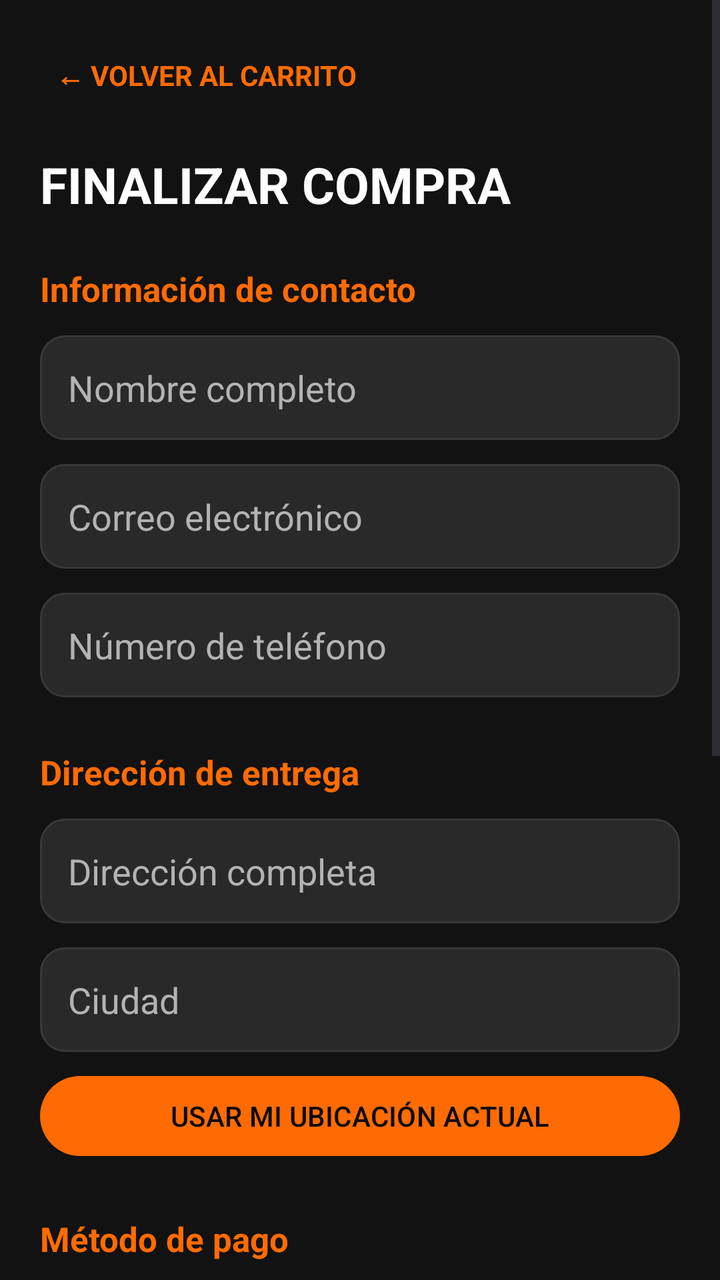
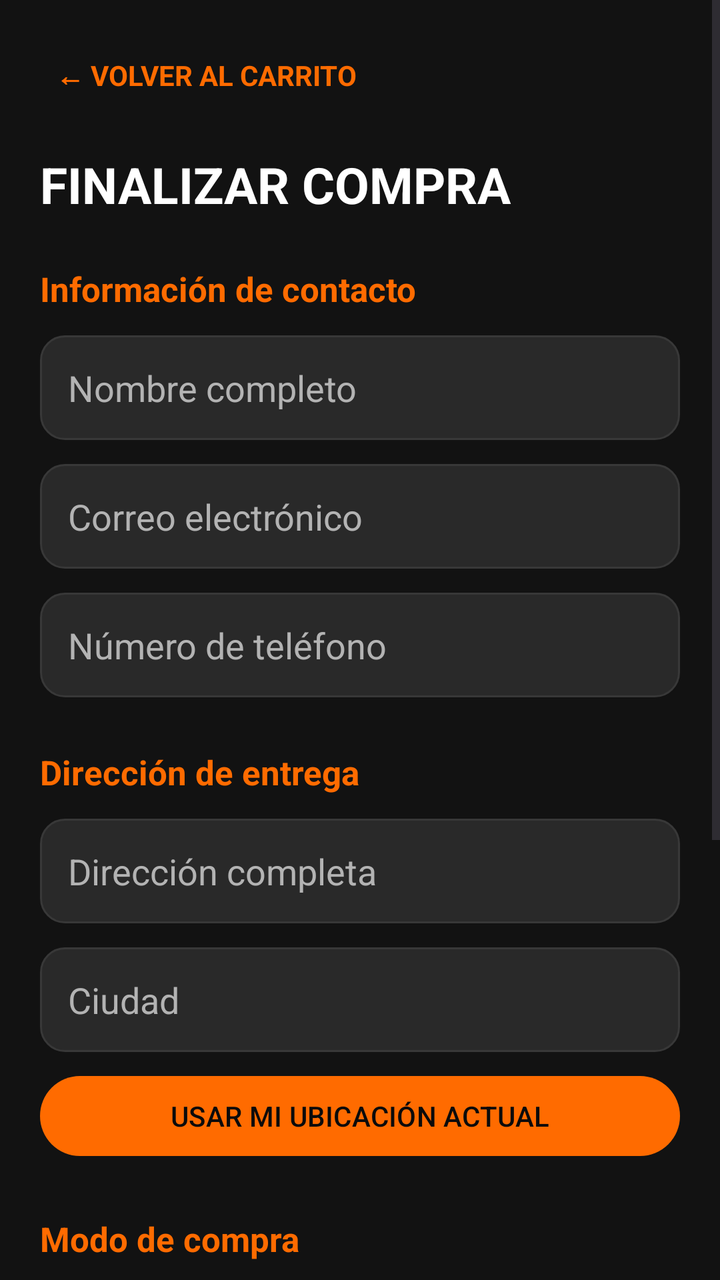

Before-and-after screenshots of an Android layout around one commit, followed by the original layout XML and the change that was made.
<!-- AndroidManifest.xml: application theme Theme.Overshop -->
<!-- res/layout/activity_checkout.xml -->
<?xml version="1.0" encoding="utf-8"?>
<ScrollView xmlns:android="http://schemas.android.com/apk/res/android"
    android:layout_width="match_parent"
    android:layout_height="match_parent"
    android:background="@color/overshop_background"
    android:fillViewport="true">

    <LinearLayout
        android:layout_width="match_parent"
        android:layout_height="wrap_content"
        android:orientation="vertical"
        android:padding="20dp">

        <TextView
            android:id="@+id/tvBackCheckout"
            android:layout_width="wrap_content"
            android:layout_height="wrap_content"
            android:padding="8dp"
            android:text="← VOLVER AL CARRITO"
            android:textColor="@color/overshop_orange"
            android:textSize="14sp"
            android:textStyle="bold" />

        <TextView
            android:layout_width="match_parent"
            android:layout_height="wrap_content"
            android:layout_marginTop="20dp"
            android:text="FINALIZAR COMPRA"
            android:textColor="@color/overshop_white"
            android:textSize="25sp"
            android:textStyle="bold" />

        

        <TextView
            android:layout_width="match_parent"
            android:layout_height="wrap_content"
            android:layout_marginTop="24dp"
            android:text="Información de contacto"
            android:textColor="@color/overshop_orange"
            android:textSize="17sp"
            android:textStyle="bold" />

        <EditText
            android:id="@+id/etCheckoutName"
            android:layout_width="match_parent"
            android:layout_height="wrap_content"
            android:layout_marginTop="12dp"
            android:background="@drawable/bg_input"
            android:hint="Nombre completo"
            android:inputType="textPersonName"
            android:padding="14dp"
            android:textColor="@color/overshop_white"
            android:textColorHint="@color/overshop_text_secondary" />

        <EditText
            android:id="@+id/etCheckoutEmail"
            android:layout_width="match_parent"
            android:layout_height="wrap_content"
            android:layout_marginTop="12dp"
            android:background="@drawable/bg_input"
            android:hint="Correo electrónico"
            android:inputType="textEmailAddress"
            android:padding="14dp"
            android:textColor="@color/overshop_white"
            android:textColorHint="@color/overshop_text_secondary" />

        <EditText
            android:id="@+id/etCheckoutPhone"
            android:layout_width="match_parent"
            android:layout_height="wrap_content"
            android:layout_marginTop="12dp"
            android:background="@drawable/bg_input"
            android:hint="Número de teléfono"
            android:inputType="phone"
            android:padding="14dp"
            android:textColor="@color/overshop_white"
            android:textColorHint="@color/overshop_text_secondary" />

        

        <TextView
            android:layout_width="match_parent"
            android:layout_height="wrap_content"
            android:layout_marginTop="26dp"
            android:text="Dirección de entrega"
            android:textColor="@color/overshop_orange"
            android:textSize="17sp"
            android:textStyle="bold" />

        <EditText
            android:id="@+id/etCheckoutAddress"
            android:layout_width="match_parent"
            android:layout_height="wrap_content"
            android:layout_marginTop="12dp"
            android:background="@drawable/bg_input"
            android:hint="Dirección completa"
            android:inputType="textPostalAddress"
            android:padding="14dp"
            android:textColor="@color/overshop_white"
            android:textColorHint="@color/overshop_text_secondary" />

        <EditText
            android:id="@+id/etCheckoutCity"
            android:layout_width="match_parent"
            android:layout_height="wrap_content"
            android:layout_marginTop="12dp"
            android:background="@drawable/bg_input"
            android:hint="Ciudad"
            android:inputType="textCapWords"
            android:padding="14dp"
            android:textColor="@color/overshop_white"
            android:textColorHint="@color/overshop_text_secondary" />

        <Button
            android:id="@+id/btnUseCurrentLocation"
            android:layout_width="match_parent"
            android:layout_height="wrap_content"
            android:layout_marginTop="8dp"
            android:text="USAR MI UBICACIÓN ACTUAL" />

        

        <TextView
            android:layout_width="match_parent"
            android:layout_height="wrap_content"
            android:layout_marginTop="26dp"
            android:text="Método de pago"
            android:textColor="@color/overshop_orange"
            android:textSize="17sp"
            android:textStyle="bold" />

        <RadioGroup
            android:id="@+id/rgPaymentMethods"
            android:layout_width="match_parent"
            android:layout_height="wrap_content"
            android:layout_marginTop="10dp"
            android:orientation="vertical">

            <RadioButton
                android:id="@+id/rbPaymentCard"
                android:layout_width="match_parent"
                android:layout_height="wrap_content"
                android:buttonTint="@color/overshop_orange"
                android:text="Tarjeta de crédito / débito"
                android:textColor="@color/overshop_white" />

            <RadioButton
                android:id="@+id/rbPaymentTransfer"
                android:layout_width="match_parent"
                android:layout_height="wrap_content"
                android:buttonTint="@color/overshop_orange"
                android:text="Transferencia bancaria"
                android:textColor="@color/overshop_white" />

            <RadioButton
                android:id="@+id/rbPaymentCash"
                android:layout_width="match_parent"
                android:layout_height="wrap_content"
                android:buttonTint="@color/overshop_orange"
                android:text="Pago contra entrega"
                android:textColor="@color/overshop_white" />

        </RadioGroup>

        

        <TextView
            android:layout_width="match_parent"
            android:layout_height="wrap_content"
            android:layout_marginTop="26dp"
            android:text="Resumen de compra"
            android:textColor="@color/overshop_orange"
            android:textSize="17sp"
            android:textStyle="bold" />

        <TextView
            android:id="@+id/tvCheckoutItems"
            android:layout_width="match_parent"
            android:layout_height="wrap_content"
            android:layout_marginTop="12dp"
            android:textColor="@color/overshop_text_secondary"
            android:textSize="14sp" />

        <View
            android:layout_width="match_parent"
            android:layout_height="1dp"
            android:layout_marginTop="16dp"
            android:background="@color/overshop_border" />

        <TextView
            android:id="@+id/tvCheckoutTotal"
            android:layout_width="match_parent"
            android:layout_height="wrap_content"
            android:layout_marginTop="16dp"
            android:gravity="end"
            android:text="TOTAL: $0"
            android:textColor="@color/overshop_orange"
            android:textSize="21sp"
            android:textStyle="bold" />

        <TextView
            android:layout_width="match_parent"
            android:layout_height="wrap_content"
            android:layout_marginTop="8dp"
            android:text="Pago seguro con ePayco. Durante la validación de esta actividad se usará el modo de pruebas."
            android:textColor="@color/overshop_text_secondary"
            android:textSize="12sp" />

        <Button
            android:id="@+id/btnConfirmOrder"
            android:layout_width="match_parent"
            android:layout_height="@dimen/button_height"
            android:layout_marginTop="24dp"
            android:layout_marginBottom="24dp"
            android:backgroundTint="@color/overshop_orange"
            android:text="PAGAR CON ePayco"
            android:textColor="@color/overshop_black"
            android:textStyle="bold" />

    </LinearLayout>

</ScrollView>
<!-- resources referenced by this layout -->
<resources>
  <color name="overshop_background">#121212</color>
  <color name="overshop_black">#0B0B0B</color>
  <color name="overshop_border">#383838</color>
  <color name="overshop_orange">#FF6B00</color>
  <color name="overshop_text_secondary">#B3B3B3</color>
  <color name="overshop_white">#FFFFFF</color>
  <dimen name="button_height">52dp</dimen>
  <!-- drawable bg_input (drawable) -->
  <shape xmlns:android="http://schemas.android.com/apk/res/android"
      android:shape="rectangle">
  
      <solid android:color="@color/overshop_card"/>
  
      <corners android:radius="@dimen/radius_medium"/>
  
      <stroke
          android:width="1dp"
          android:color="@color/overshop_border"/>
  
  </shape>
  <style name="Theme.Overshop" parent="Base.Theme.Overshop" />
  <color name="overshop_card">#292929</color>
  <dimen name="radius_medium">12dp</dimen>
  <style name="Base.Theme.Overshop" parent="Theme.Material3.DayNight.NoActionBar">
  
          
          <item name="colorPrimary">@color/overshop_orange</item>
          <item name="colorOnPrimary">@color/overshop_black</item>
  
          <item name="colorSecondary">@color/overshop_orange_dark</item>
          <item name="colorOnSecondary">@color/overshop_white</item>
  
          
          <item name="colorSurface">@color/overshop_surface</item>
          <item name="colorOnSurface">@color/overshop_white</item>
  
          
          <item name="android:windowBackground">@color/overshop_background</item>
  
          
          <item name="android:statusBarColor">@color/overshop_black</item>
          <item name="android:windowLightStatusBar">false</item>
  
          
          <item name="android:navigationBarColor">@color/overshop_black</item>
  
          
          <item name="android:colorAccent">@color/overshop_orange</item>
  
      </style>
  <color name="overshop_orange_dark">#E65C00</color>
  <color name="overshop_surface">#1E1E1E</color>
</resources>

<!-- the commit's change to res/layout/activity_checkout.xml (unified diff, before → after) -->
@@ -119,49 +119,23 @@
             android:layout_marginTop="8dp"
             android:text="USAR MI UBICACIÓN ACTUAL" />
 
-        
-
         <TextView
             android:layout_width="match_parent"
             android:layout_height="wrap_content"
             android:layout_marginTop="26dp"
-            android:text="Método de pago"
+            android:text="Modo de compra"
             android:textColor="@color/overshop_orange"
             android:textSize="17sp"
             android:textStyle="bold" />
 
-        <RadioGroup
-            android:id="@+id/rgPaymentMethods"
+        <TextView
+            android:id="@+id/tvSimulationNotice"
             android:layout_width="match_parent"
             android:layout_height="wrap_content"
             android:layout_marginTop="10dp"
-            android:orientation="vertical">
-
-            <RadioButton
-                android:id="@+id/rbPaymentCard"
-                android:layout_width="match_parent"
-                android:layout_height="wrap_content"
-                android:buttonTint="@color/overshop_orange"
-                android:text="Tarjeta de crédito / débito"
-                android:textColor="@color/overshop_white" />
-
-            <RadioButton
-                android:id="@+id/rbPaymentTransfer"
-                android:layout_width="match_parent"
-                android:layout_height="wrap_content"
-                android:buttonTint="@color/overshop_orange"
-                android:text="Transferencia bancaria"
-                android:textColor="@color/overshop_white" />
-
-            <RadioButton
-                android:id="@+id/rbPaymentCash"
-                android:layout_width="match_parent"
-                android:layout_height="wrap_content"
-                android:buttonTint="@color/overshop_orange"
-                android:text="Pago contra entrega"
-                android:textColor="@color/overshop_white" />
-
-        </RadioGroup>
+            android:text="Simulación académica: se registrará el pedido, pero no se realizará ningún cobro."
+            android:textColor="@color/overshop_white"
+            android:textSize="14sp" />
 
         
 
@@ -203,7 +177,7 @@
             android:layout_width="match_parent"
             android:layout_height="wrap_content"
             android:layout_marginTop="8dp"
-            android:text="Pago seguro con ePayco. Durante la validación de esta actividad se usará el modo de pruebas."
+            android:text="El total es demostrativo y no representa una transacción real."
             android:textColor="@color/overshop_text_secondary"
             android:textSize="12sp" />
 
@@ -214,7 +188,7 @@
             android:layout_marginTop="24dp"
             android:layout_marginBottom="24dp"
             android:backgroundTint="@color/overshop_orange"
-            android:text="PAGAR CON ePayco"
+            android:text="REGISTRAR PEDIDO DE PRUEBA"
             android:textColor="@color/overshop_black"
             android:textStyle="bold" />
 
